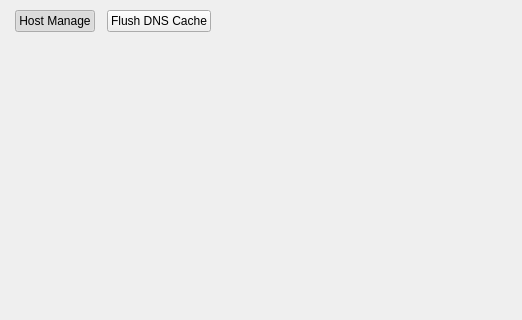
Before: the Qt Designer form shared/nexis/Pages/Helpers/helpers_page.ui in s4solutionsllc/Nexis, drawn with Qt 5; both pictures show x 0 to 522 and y 0 to 320 of the 839 by 590 pixel window.
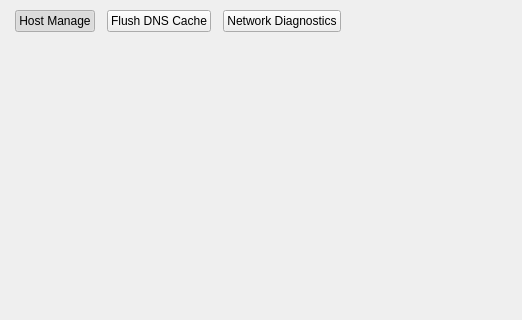
After: the same form once the commit is applied.

Commit message: feat(helpers): add network diagnostics panel (FR-82)

```diff
--- a/shared/nexis/Pages/Helpers/helpers_page.ui
+++ b/shared/nexis/Pages/Helpers/helpers_page.ui
@@ -85,6 +85,25 @@
         </property>
        </widget>
       </item>
+      <item alignment="Qt::AlignLeft">
+       <widget class="QPushButton" name="btnNetDiag">
+        <property name="cursor">
+         <cursorShape>PointingHandCursor</cursorShape>
+        </property>
+        <property name="focusPolicy">
+         <enum>Qt::NoFocus</enum>
+        </property>
+        <property name="text">
+         <string>Network Diagnostics</string>
+        </property>
+        <property name="checkable">
+         <bool>true</bool>
+        </property>
+        <attribute name="buttonGroup">
+         <string notr="true">buttonGroup</string>
+        </attribute>
+       </widget>
+      </item>
       <item>
        <spacer name="horizontalSpacer">
         <property name="orientation">
```
The commit also changes 10 other files.
